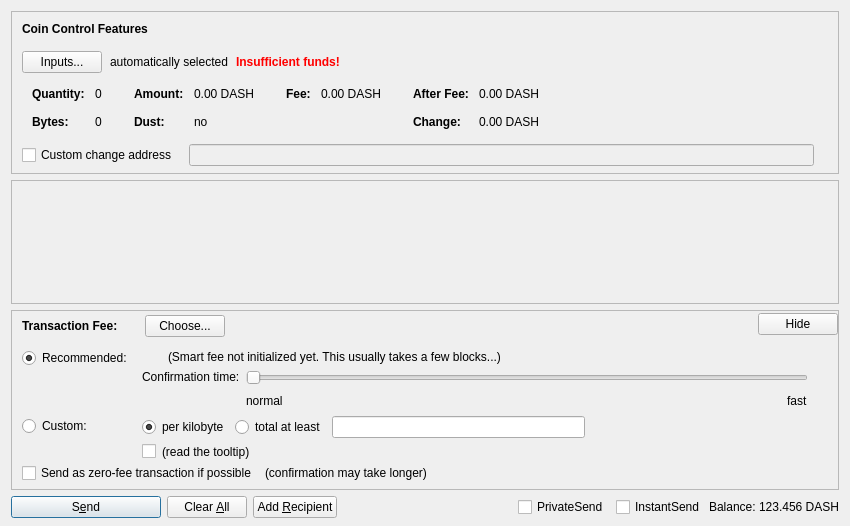
This is src/qt/forms/sendcoinsdialog.ui in duality-solutions/Dynamic as Qt 5 draws it before an edit. The edited form follows.
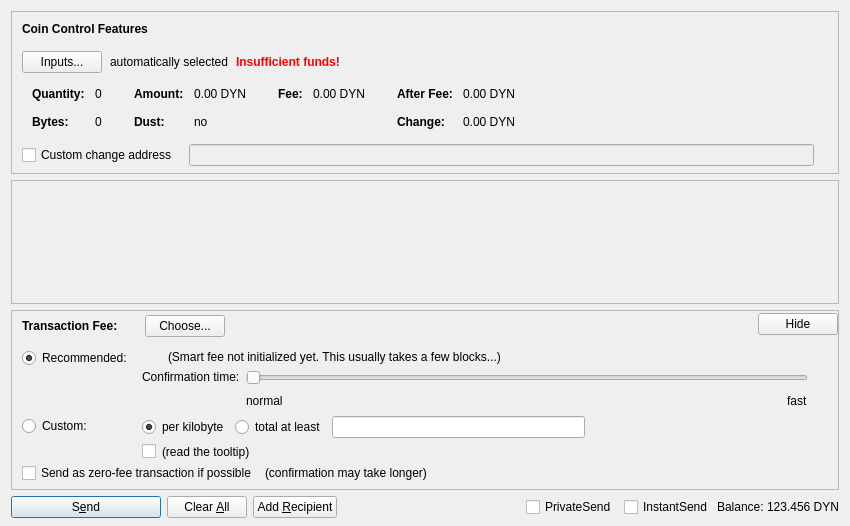
This is the edited form. Custom widgets are drawn as their Qt base class.

```diff
--- a/src/qt/forms/sendcoinsdialog.ui
+++ b/src/qt/forms/sendcoinsdialog.ui
@@ -324,7 +324,7 @@
                   <enum>Qt::ActionsContextMenu</enum>
                  </property>
                  <property name="text">
-                  <string notr="true">0.00 DASH</string>
+                  <string notr="true">0.00 DYN</string>
                  </property>
                  <property name="textInteractionFlags">
                   <set>Qt::LinksAccessibleByMouse|Qt::TextSelectableByKeyboard|Qt::TextSelectableByMouse</set>
@@ -404,7 +404,7 @@
                   <enum>Qt::ActionsContextMenu</enum>
                  </property>
                  <property name="text">
-                  <string notr="true">0.00 DASH</string>
+                  <string notr="true">0.00 DYN</string>
                  </property>
                  <property name="textInteractionFlags">
                   <set>Qt::LinksAccessibleByMouse|Qt::TextSelectableByKeyboard|Qt::TextSelectableByMouse</set>
@@ -455,7 +455,7 @@
                   <enum>Qt::ActionsContextMenu</enum>
                  </property>
                  <property name="text">
-                  <string notr="true">0.00 DASH</string>
+                  <string notr="true">0.00 DYN</string>
                  </property>
                  <property name="textInteractionFlags">
                   <set>Qt::LinksAccessibleByMouse|Qt::TextSelectableByKeyboard|Qt::TextSelectableByMouse</set>
@@ -484,7 +484,7 @@
                   <enum>Qt::ActionsContextMenu</enum>
                  </property>
                  <property name="text">
-                  <string notr="true">0.00 DASH</string>
+                  <string notr="true">0.00 DYN</string>
                  </property>
                  <property name="textInteractionFlags">
                   <set>Qt::LinksAccessibleByMouse|Qt::TextSelectableByKeyboard|Qt::TextSelectableByMouse</set>
@@ -1337,7 +1337,7 @@
           <cursorShape>IBeamCursor</cursorShape>
          </property>
          <property name="text">
-          <string notr="true">123.456 DASH</string>
+          <string notr="true">123.456 DYN</string>
          </property>
          <property name="textInteractionFlags">
           <set>Qt::LinksAccessibleByMouse|Qt::TextSelectableByKeyboard|Qt::TextSelectableByMouse</set>
```
Left out of the diff: 6 changed lines with no effect on the pictures.
